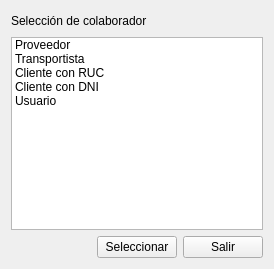
First picture: the form in Persona/colabselection.ui, repository radtek/manager, before the edit.
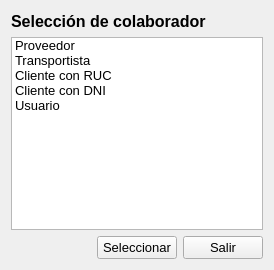
Second picture: the form after the edit.

```diff
--- a/Persona/colabselection.ui
+++ b/Persona/colabselection.ui
@@ -7,7 +7,7 @@
     <x>0</x>
     <y>0</y>
     <width>274</width>
-    <height>269</height>
+    <height>270</height>
    </rect>
   </property>
   <property name="windowTitle">
@@ -18,6 +18,13 @@
     <layout class="QHBoxLayout" name="horizontalLayout">
      <item>
       <widget class="QLabel" name="label">
+       <property name="font">
+        <font>
+         <pointsize>12</pointsize>
+         <weight>75</weight>
+         <bold>true</bold>
+        </font>
+       </property>
        <property name="text">
         <string>Selección de colaborador</string>
        </property>
@@ -40,6 +47,11 @@
    </item>
    <item>
     <widget class="QListWidget" name="listWidget">
+     <property name="font">
+      <font>
+       <pointsize>10</pointsize>
+      </font>
+     </property>
      <item>
       <property name="text">
        <string>Proveedor</string>
@@ -84,6 +96,11 @@
      </item>
      <item>
       <widget class="QPushButton" name="pushButton_seleccionar">
+       <property name="font">
+        <font>
+         <pointsize>10</pointsize>
+        </font>
+       </property>
        <property name="text">
         <string>Seleccionar</string>
        </property>
@@ -91,6 +108,11 @@
      </item>
      <item>
       <widget class="QPushButton" name="pushButton_salir">
+       <property name="font">
+        <font>
+         <pointsize>10</pointsize>
+        </font>
+       </property>
        <property name="text">
         <string>Salir</string>
        </property>
```
